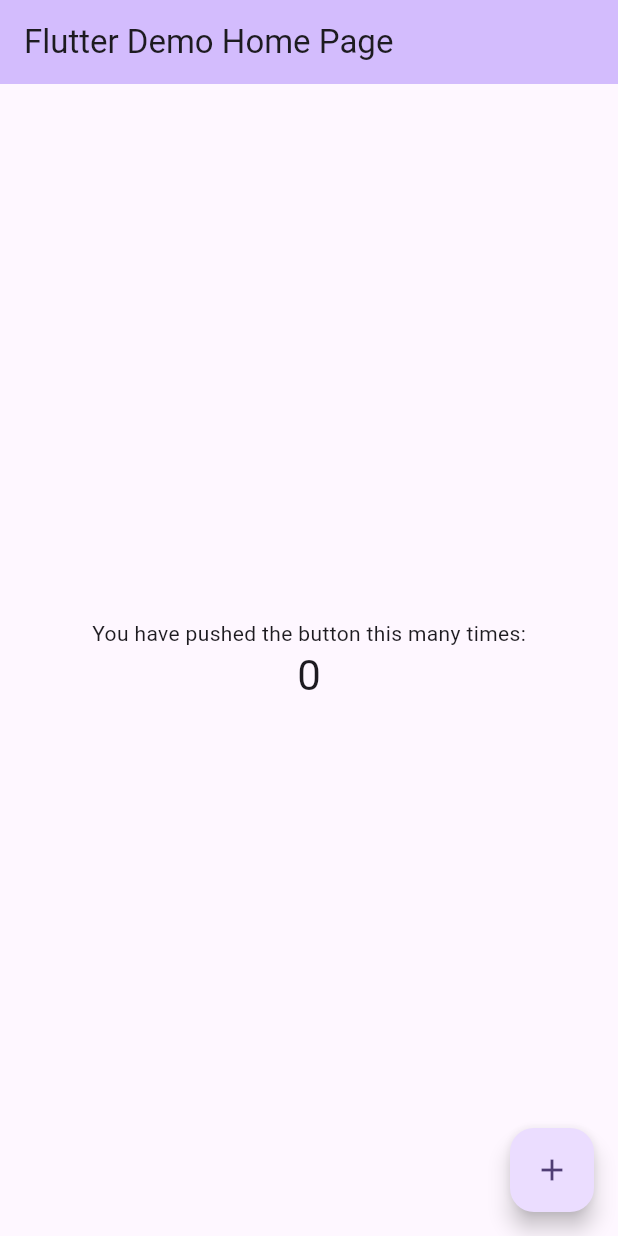
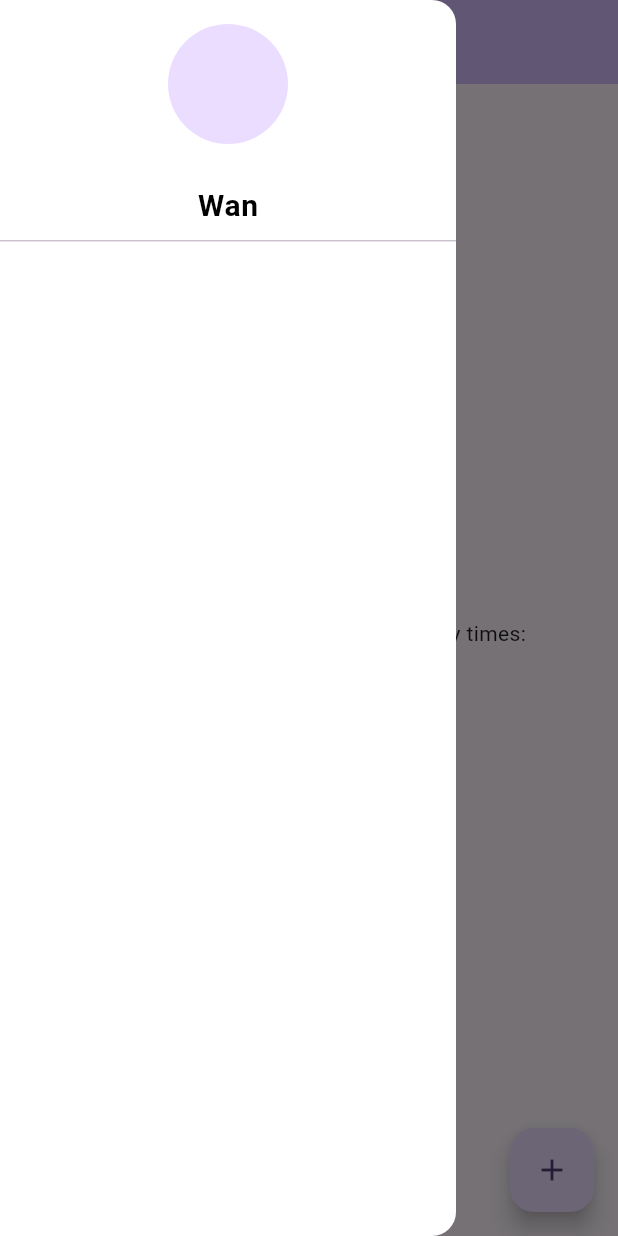
Before and after one commit to wyekings/wan-flutter, a Flutter app: the screen it shows after launch, with the side drawer open (before the commit the screen has no drawer), on a phone screen of 412 x 824 dp. Run offline on Flutter 3.47's test engine with Material 3 defaults, Android fonts, the phone set to English and light mode, and no system bars.

Commit message:
Add drawer

```diff
--- a/lib/main.dart
+++ b/lib/main.dart
@@ -1,125 +1,22 @@
 import 'package:flutter/material.dart';
+import 'package:wan/ui/home/home_page.dart';
 
 void main() {
-  runApp(const MyApp());
+  runApp(const WanApp());
 }
 
-class MyApp extends StatelessWidget {
-  const MyApp({super.key});
+class WanApp extends StatelessWidget {
+  const WanApp({super.key});
 
-  // This widget is the root of your application.
   @override
   Widget build(BuildContext context) {
     return MaterialApp(
-      title: 'Flutter Demo',
+      title: 'Wan',
       theme: ThemeData(
-        // This is the theme of your application.
-        //
-        // TRY THIS: Try running your application with "flutter run". You'll see
-        // the application has a purple toolbar. Then, without quitting the app,
-        // try changing the seedColor in the colorScheme below to Colors.green
-        // and then invoke "hot reload" (save your changes or press the "hot
-        // reload" button in a Flutter-supported IDE, or press "r" if you used
-        // the command line to start the app).
-        //
-        // Notice that the counter didn't reset back to zero; the application
-        // state is not lost during the reload. To reset the state, use hot
-        // restart instead.
-        //
-        // This works for code too, not just values: Most code changes can be
-        // tested with just a hot reload.
         colorScheme: ColorScheme.fromSeed(seedColor: Colors.deepPurple),
         useMaterial3: true,
       ),
-      home: const MyHomePage(title: 'Flutter Demo Home Page'),
+      home: const HomePage(title: 'Wan'),
     );
   }
 }
-
-class MyHomePage extends StatefulWidget {
-  const MyHomePage({super.key, required this.title});
-
-  // This widget is the home page of your application. It is stateful, meaning
-  // that it has a State object (defined below) that contains fields that affect
-  // how it looks.
-
-  // This class is the configuration for the state. It holds the values (in this
-  // case the title) provided by the parent (in this case the App widget) and
-  // used by the build method of the State. Fields in a Widget subclass are
-  // always marked "final".
-
-  final String title;
-
-  @override
-  State<MyHomePage> createState() => _MyHomePageState();
-}
-
-class _MyHomePageState extends State<MyHomePage> {
-  int _counter = 0;
-
-  void _incrementCounter() {
-    setState(() {
-      // This call to setState tells the Flutter framework that something has
-      // changed in this State, which causes it to rerun the build method below
-      // so that the display can reflect the updated values. If we changed
-      // _counter without calling setState(), then the build method would not be
-      // called again, and so nothing would appear to happen.
-      _counter++;
-    });
-  }
-
-  @override
-  Widget build(BuildContext context) {
-    // This method is rerun every time setState is called, for instance as done
-    // by the _incrementCounter method above.
-    //
-    // The Flutter framework has been optimized to make rerunning build methods
-    // fast, so that you can just rebuild anything that needs updating rather
-    // than having to individually change instances of widgets.
-    return Scaffold(
-      appBar: AppBar(
-        // TRY THIS: Try changing the color here to a specific color (to
-        // Colors.amber, perhaps?) and trigger a hot reload to see the AppBar
-        // change color while the other colors stay the same.
-        backgroundColor: Theme.of(context).colorScheme.inversePrimary,
-        // Here we take the value from the MyHomePage object that was created by
-        // the App.build method, and use it to set our appbar title.
-        title: Text(widget.title),
-      ),
-      body: Center(
-        // Center is a layout widget. It takes a single child and positions it
-        // in the middle of the parent.
-        child: Column(
-          // Column is also a layout widget. It takes a list of children and
-          // arranges them vertically. By default, it sizes itself to fit its
-          // children horizontally, and tries to be as tall as its parent.
-          //
-          // Column has various properties to control how it sizes itself and
-          // how it positions its children. Here we use mainAxisAlignment to
-          // center the children vertically; the main axis here is the vertical
-          // axis because Columns are vertical (the cross axis would be
-          // horizontal).
-          //
-          // TRY THIS: Invoke "debug painting" (choose the "Toggle Debug Paint"
-          // action in the IDE, or press "p" in the console), to see the
-          // wireframe for each widget.
-          mainAxisAlignment: MainAxisAlignment.center,
-          children: <Widget>[
-            const Text(
-              'You have pushed the button this many times:',
-            ),
-            Text(
-              '$_counter',
-              style: Theme.of(context).textTheme.headlineMedium,
-            ),
-          ],
-        ),
-      ),
-      floatingActionButton: FloatingActionButton(
-        onPressed: _incrementCounter,
-        tooltip: 'Increment',
-        child: const Icon(Icons.add),
-      ), // This trailing comma makes auto-formatting nicer for build methods.
-    );
-  }
-}
--- /dev/null
+++ b/lib/ui/home/home_page.dart
@@ -0,0 +1,53 @@
+
+import 'package:flutter/material.dart';
+import 'package:wan/ui/home/slide_drawer.dart';
+
+class HomePage extends StatefulWidget {
+
+  const HomePage({super.key, required this.title});
+
+  final String title;
+
+  @override
+  State<HomePage> createState() => _HomePageState();
+}
+
+class _HomePageState extends State<HomePage> {
+  int _counter = 0;
+
+  void _incrementCounter() {
+    setState(() {
+      _counter++;
+    });
+  }
+
+  @override
+  Widget build(BuildContext context) {
+    return Scaffold(
+      appBar: AppBar(
+        backgroundColor: Theme.of(context).colorScheme.inversePrimary,
+        title: Text(widget.title),
+      ),
+      body: Center(
+        child: Column(
+          mainAxisAlignment: MainAxisAlignment.center,
+          children: <Widget>[
+            const Text(
+              'You have pushed the button this many times:',
+            ),
+            Text(
+              '$_counter',
+              style: Theme.of(context).textTheme.headlineMedium,
+            ),
+          ],
+        ),
+      ),
+      floatingActionButton: FloatingActionButton(
+        onPressed: _incrementCounter,
+        tooltip: 'Increment',
+        child: const Icon(Icons.add),
+      ), // This trailing comma makes auto-formatting nicer for build methods.
+      drawer: const SlideDrawer(),
+    );
+  }
+}
--- /dev/null
+++ b/lib/ui/home/slide_drawer.dart
@@ -0,0 +1,40 @@
+import 'package:flutter/material.dart';
+
+class SlideDrawer extends StatefulWidget {
+  const SlideDrawer({super.key});
+
+  @override
+  State<SlideDrawer> createState() => _SlideDrawerState();
+}
+
+class _SlideDrawerState extends State<SlideDrawer> {
+  @override
+  Widget build(BuildContext context) {
+    return Drawer(
+      backgroundColor: Colors.white,
+      child: ListView(
+        padding: EdgeInsets.zero,
+        children: const [
+          DrawerHeader(
+              child: Column(
+            children: [
+              CircleAvatar(
+                radius: 40,
+              ),
+              Spacer(
+                flex: 1,
+              ),
+              Text(
+                'Wan',
+                style: TextStyle(
+                    color: Colors.black,
+                    fontSize: 20,
+                    fontWeight: FontWeight.bold),
+              )
+            ],
+          ))
+        ],
+      ),
+    );
+  }
+}
--- a/pubspec.yaml
+++ b/pubspec.yaml
@@ -85,9 +85,9 @@ flutter:
   uses-material-design: true
 
   # To add assets to your application, add an assets section, like this:
-  # assets:
-  #   - images/a_dot_burr.jpeg
-  #   - images/a_dot_ham.jpeg
+  assets:
+  - assets/images/
+  - assets/launcher/
 
   # An image asset can refer to one or more resolution-specific "variants", see
   # https://flutter.dev/assets-and-images/#resolution-aware
```
Also changed, not shown: 1 other file.
